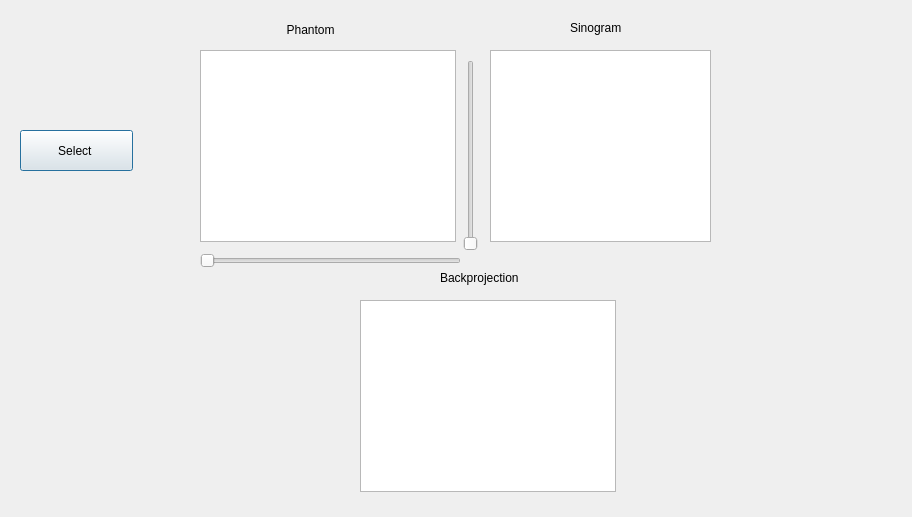
Qt form test.ui (alPreuhs/InteractiveReconstruction) before a commit.
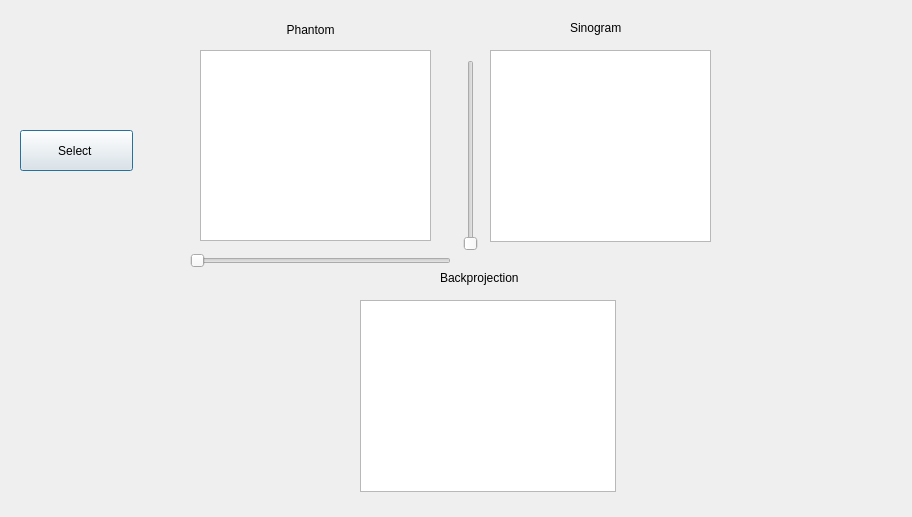
The same form after that commit.

What changed in the file:
```diff
--- a/test.ui
+++ b/test.ui
@@ -18,8 +18,8 @@
     <rect>
      <x>200</x>
      <y>50</y>
-     <width>256</width>
-     <height>192</height>
+     <width>231</width>
+     <height>191</height>
     </rect>
    </property>
   </widget>
@@ -39,7 +39,7 @@
   <widget class="QSlider" name="hSlider_1">
    <property name="geometry">
     <rect>
-     <x>200</x>
+     <x>190</x>
      <y>250</y>
      <width>261</width>
      <height>22</height>
```
